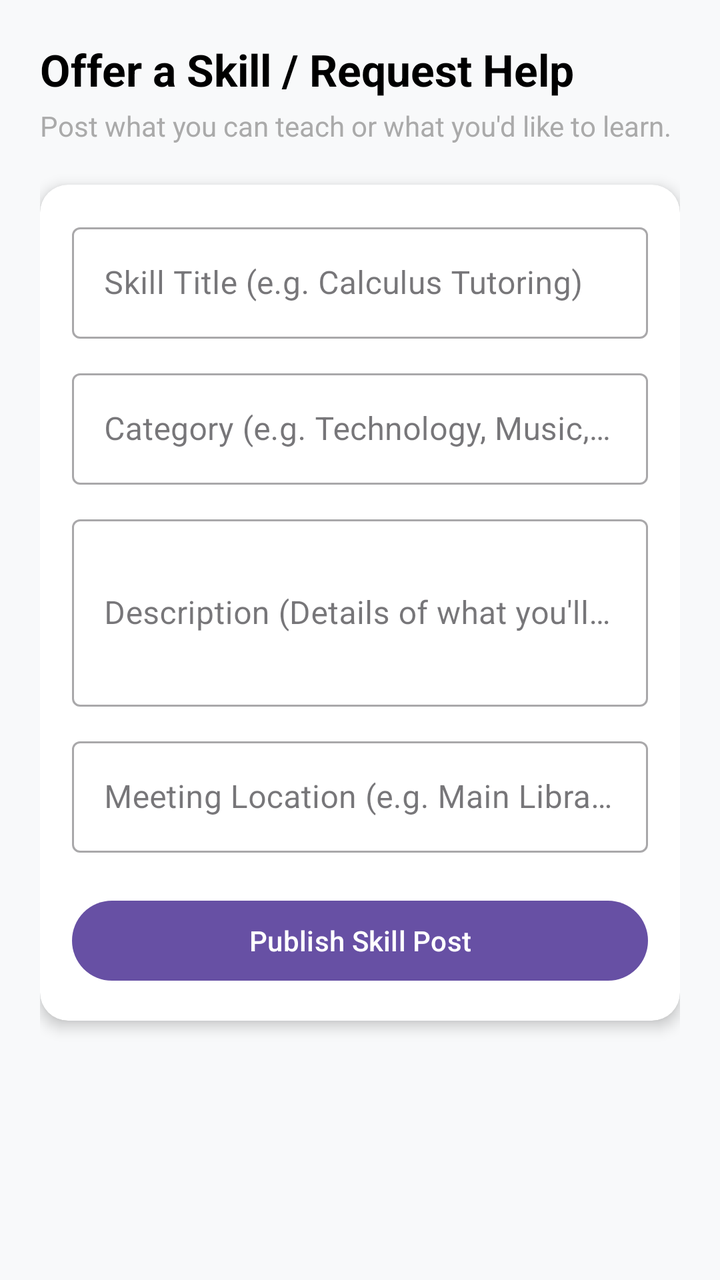
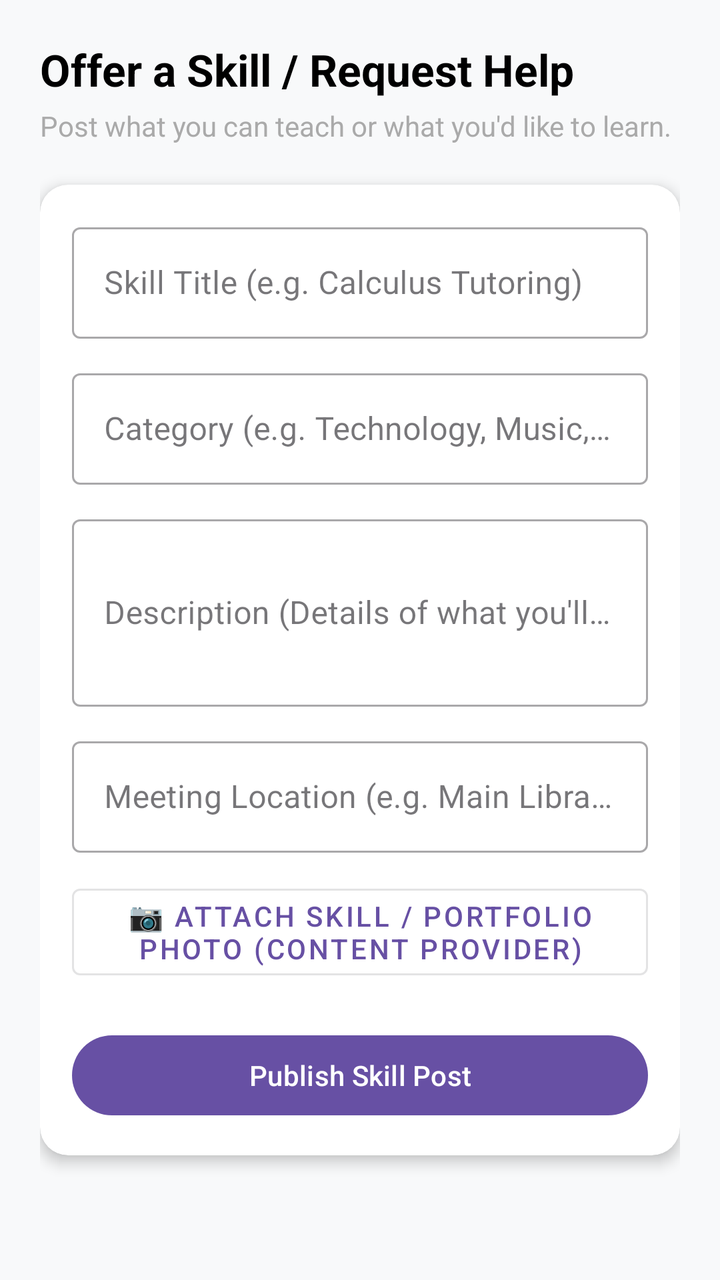

Before-and-after screenshots of an Android layout around one commit, followed by the original layout XML and the change that was made.
<!-- AndroidManifest.xml: application theme Theme.SkillSwap -->
<!-- res/layout/activity_create_skill.xml -->
<?xml version="1.0" encoding="utf-8"?>
<ScrollView xmlns:android="http://schemas.android.com/apk/res/android"
    xmlns:app="http://schemas.android.com/apk/res-auto"
    android:layout_width="match_parent"
    android:layout_height="match_parent"
    android:fillViewport="true"
    android:background="#F8F9FA">

    <LinearLayout
        android:layout_width="match_parent"
        android:layout_height="wrap_content"
        android:orientation="vertical"
        android:padding="20dp">

        <TextView
            android:layout_width="wrap_content"
            android:layout_height="wrap_content"
            android:text="Offer a Skill / Request Help"
            android:textColor="@android:color/black"
            android:textSize="22sp"
            android:textStyle="bold" />

        <TextView
            android:layout_width="wrap_content"
            android:layout_height="wrap_content"
            android:layout_marginTop="4dp"
            android:layout_marginBottom="20dp"
            android:text="Post what you can teach or what you'd like to learn."
            android:textColor="@android:color/darker_gray"
            android:textSize="14sp" />

        <androidx.cardview.widget.CardView
            android:layout_width="match_parent"
            android:layout_height="wrap_content"
            app:cardCornerRadius="14dp"
            app:cardElevation="4dp">

            <LinearLayout
                android:layout_width="match_parent"
                android:layout_height="wrap_content"
                android:orientation="vertical"
                android:padding="16dp">

                
                <com.google.android.material.textfield.TextInputLayout
                    android:layout_width="match_parent"
                    android:layout_height="wrap_content"
                    android:hint="Skill Title (e.g. Calculus Tutoring)"
                    style="@style/Widget.MaterialComponents.TextInputLayout.OutlinedBox">

                    <com.google.android.material.textfield.TextInputEditText
                        android:id="@+id/etSkillTitle"
                        android:layout_width="match_parent"
                        android:layout_height="wrap_content"
                        android:inputType="textCapWords" />
                </com.google.android.material.textfield.TextInputLayout>

                
                <com.google.android.material.textfield.TextInputLayout
                    android:layout_width="match_parent"
                    android:layout_height="wrap_content"
                    android:layout_marginTop="12dp"
                    android:hint="Category (e.g. Technology, Music, Math)"
                    style="@style/Widget.MaterialComponents.TextInputLayout.OutlinedBox">

                    <com.google.android.material.textfield.TextInputEditText
                        android:id="@+id/etSkillCategory"
                        android:layout_width="match_parent"
                        android:layout_height="wrap_content"
                        android:inputType="textCapWords" />
                </com.google.android.material.textfield.TextInputLayout>

                
                <com.google.android.material.textfield.TextInputLayout
                    android:layout_width="match_parent"
                    android:layout_height="wrap_content"
                    android:layout_marginTop="12dp"
                    android:hint="Description (Details of what you'll teach)"
                    style="@style/Widget.MaterialComponents.TextInputLayout.OutlinedBox">

                    <com.google.android.material.textfield.TextInputEditText
                        android:id="@+id/etSkillDescription"
                        android:layout_width="match_parent"
                        android:layout_height="wrap_content"
                        android:inputType="textMultiLine"
                        android:minLines="3" />
                </com.google.android.material.textfield.TextInputLayout>

                
                <com.google.android.material.textfield.TextInputLayout
                    android:layout_width="match_parent"
                    android:layout_height="wrap_content"
                    android:layout_marginTop="12dp"
                    android:hint="Meeting Location (e.g. Main Library Room 2)"
                    style="@style/Widget.MaterialComponents.TextInputLayout.OutlinedBox">

                    <com.google.android.material.textfield.TextInputEditText
                        android:id="@+id/etSkillLocation"
                        android:layout_width="match_parent"
                        android:layout_height="wrap_content"
                        android:inputType="textCapWords" />
                </com.google.android.material.textfield.TextInputLayout>

                
                <Button
                    android:id="@+id/btnSubmitSkill"
                    android:layout_width="match_parent"
                    android:layout_height="wrap_content"
                    android:layout_marginTop="20dp"
                    android:text="Publish Skill Post" />

            </LinearLayout>

        </androidx.cardview.widget.CardView>

    </LinearLayout>
</ScrollView>
<!-- resources referenced by this layout -->
<resources>
  <style name="Theme.SkillSwap" parent="Base.Theme.SkillSwap" />
  <style name="Base.Theme.SkillSwap" parent="Theme.Material3.DayNight.NoActionBar">
          
          
      </style>
</resources>

<!-- the commit's change to res/layout/activity_create_skill.xml (unified diff, before → after) -->
@@ -103,6 +103,24 @@
 
                 
                 <Button
+                    android:id="@+id/btnAttachPhoto"
+                    style="@style/Widget.MaterialComponents.Button.OutlinedButton"
+                    android:layout_width="match_parent"
+                    android:layout_height="wrap_content"
+                    android:layout_marginTop="12dp"
+                    android:text="📷 Attach Skill / Portfolio Photo (Content Provider)" />
+
+                <ImageView
+                    android:id="@+id/imgSkillPreview"
+                    android:layout_width="match_parent"
+                    android:layout_height="180dp"
+                    android:layout_marginTop="8dp"
+                    android:scaleType="centerCrop"
+                    android:visibility="gone"
+                    android:contentDescription="Skill Portfolio Preview" />
+
+                
+                <Button
                     android:id="@+id/btnSubmitSkill"
                     android:layout_width="match_parent"
                     android:layout_height="wrap_content"
